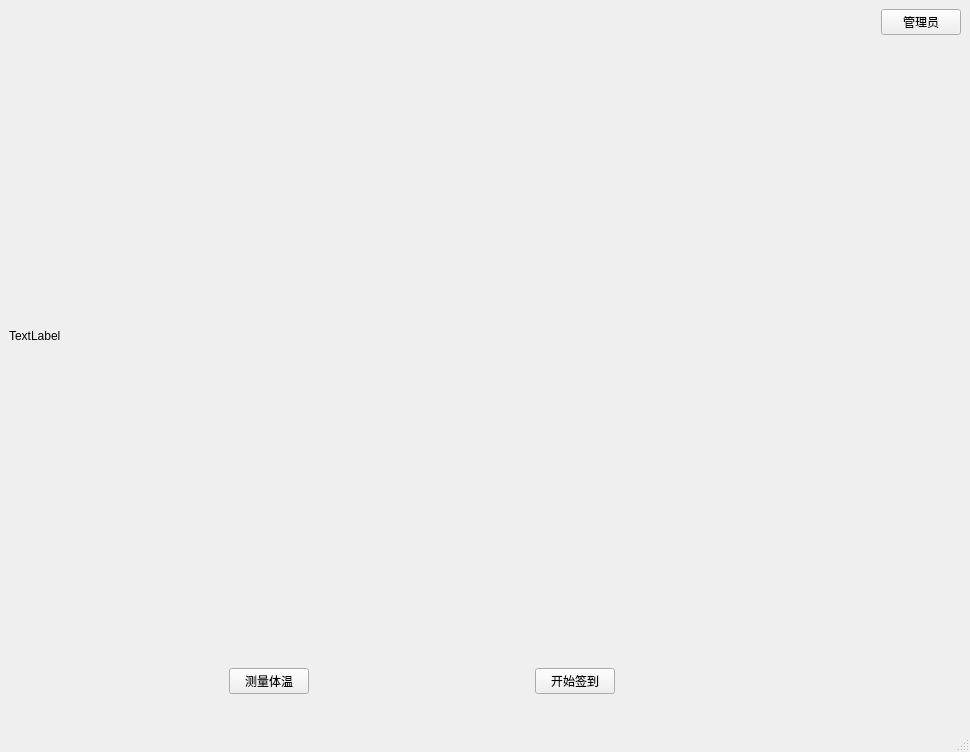
Qt form ui/mainwindow.ui (ConstantineQAQ/Feiteng) before a commit.
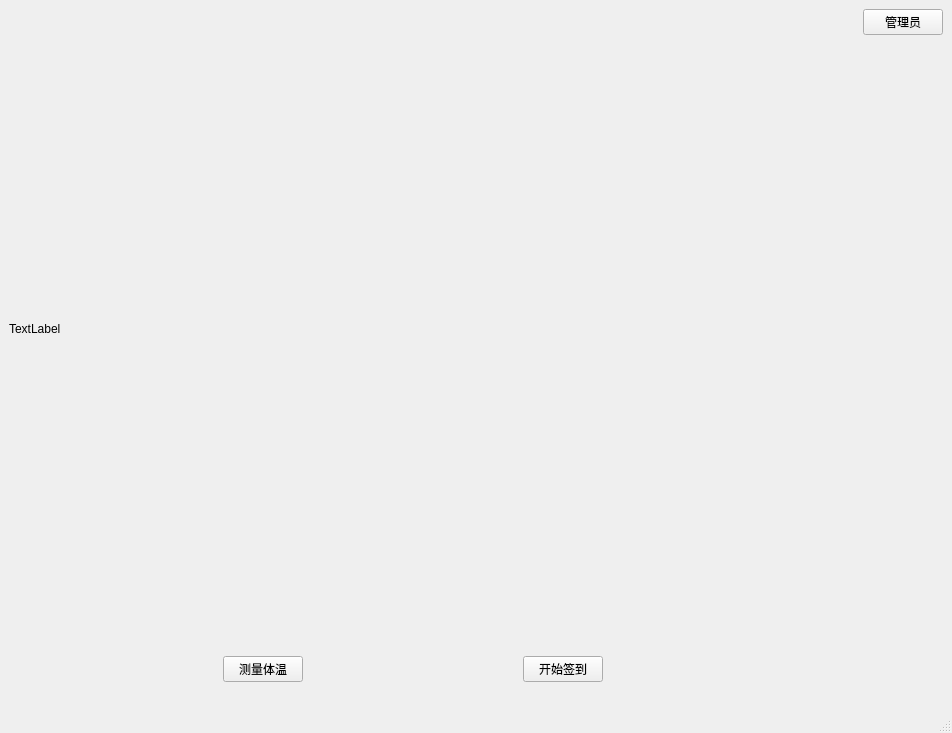
The same form after that commit.

Patch:
```diff
--- a/ui/mainwindow.ui
+++ b/ui/mainwindow.ui
@@ -6,14 +6,14 @@
    <rect>
     <x>0</x>
     <y>0</y>
-    <width>970</width>
-    <height>752</height>
+    <width>952</width>
+    <height>733</height>
    </rect>
   </property>
   <property name="minimumSize">
    <size>
-    <width>970</width>
-    <height>752</height>
+    <width>0</width>
+    <height>0</height>
    </size>
   </property>
   <property name="maximumSize">
```
Left out of the diff: 2 changed lines with no effect on the pictures.
